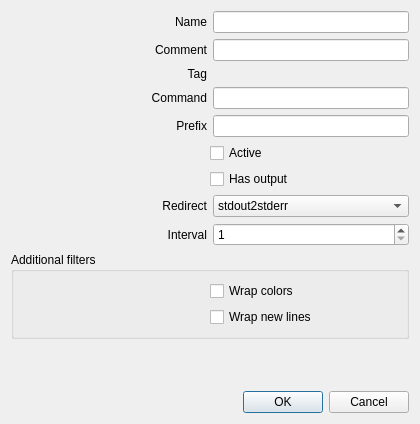
This is sources/extsysmon/extscript.ui in arcan1s/awesome-widgets as Qt 5 draws it before an edit. The edited form follows.
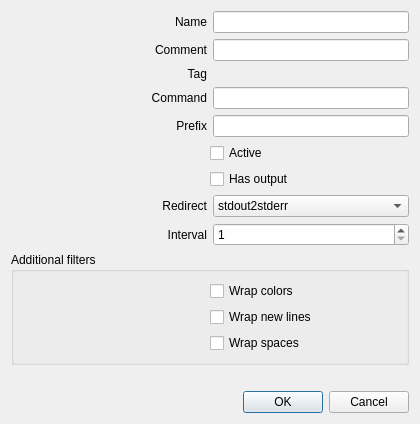
This is the edited form.

Commit message: improve work with filters for custom scripts implement new line filters for widget text fix bug with html parsing implement key sorting in combo boxes

What changed in the file:
```diff
--- a/sources/extsysmon/extscript.ui
+++ b/sources/extsysmon/extscript.ui
@@ -310,6 +310,36 @@
         </item>
        </layout>
       </item>
+      <item>
+       <layout class="QHBoxLayout" name="layout_spaceFilter">
+        <item>
+         <spacer name="spacer_spaceFilter">
+          <property name="orientation">
+           <enum>Qt::Horizontal</enum>
+          </property>
+          <property name="sizeHint" stdset="0">
+           <size>
+            <width>40</width>
+            <height>20</height>
+           </size>
+          </property>
+         </spacer>
+        </item>
+        <item>
+         <widget class="QCheckBox" name="checkBox_spaceFilter">
+          <property name="sizePolicy">
+           <sizepolicy hsizetype="Expanding" vsizetype="Fixed">
+            <horstretch>0</horstretch>
+            <verstretch>0</verstretch>
+           </sizepolicy>
+          </property>
+          <property name="text">
+           <string>Wrap spaces</string>
+          </property>
+         </widget>
+        </item>
+       </layout>
+      </item>
      </layout>
     </widget>
    </item>
```
The commit also changes 19 other files.
